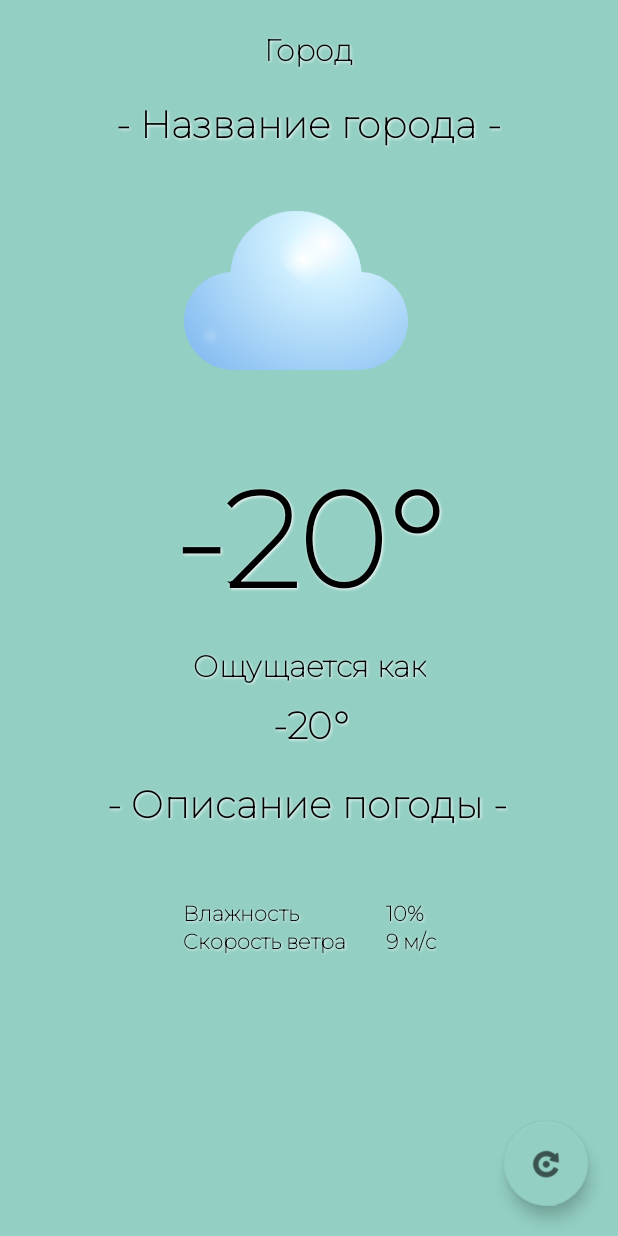
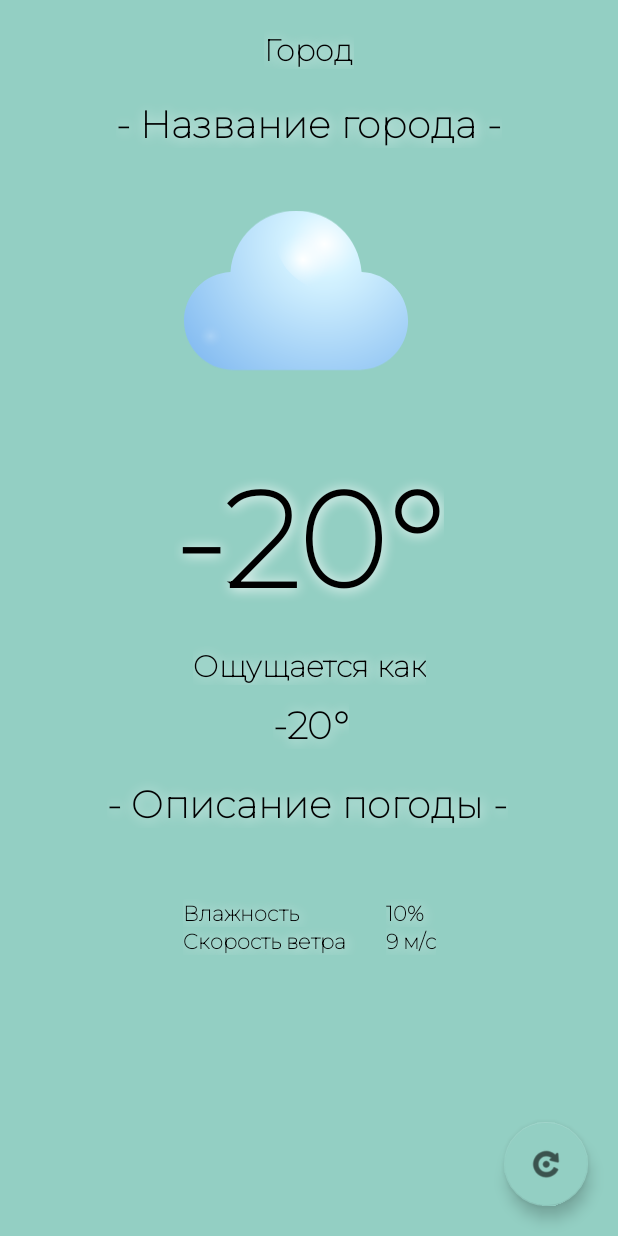
Before and after one commit to vladeamear/android-course, an Android app: the screen it shows after launch (MainActivity), on a phone screen of 412 x 824 dp. Run offline under Robolectric (Android 15) with nearby library versions, the phone set to English and light mode, and no system bars.

```diff
--- a/WeatherApp/app/src/main/java/com/example/weatherapp/MainActivity.kt
+++ b/WeatherApp/app/src/main/java/com/example/weatherapp/MainActivity.kt
@@ -1,6 +1,8 @@
 package com.example.weatherapp
 
 import android.Manifest
+import android.app.Activity
+import android.content.pm.ActivityInfo
 import android.content.pm.PackageManager
 import android.graphics.Color
 import android.graphics.drawable.ColorDrawable
@@ -65,6 +67,7 @@ class MainActivity : AppCompatActivity() {
     override fun onCreate(savedInstanceState: Bundle?) {
         super.onCreate(savedInstanceState)
         setContentView(R.layout.activity_main)
+        setRequestedOrientation(ActivityInfo.SCREEN_ORIENTATION_PORTRAIT)
         fusedLocationProviderClient = LocationServices.getFusedLocationProviderClient(this)
         findViewById<FloatingActionButton>(R.id.update_info).setOnClickListener {
             fetchLocation()
--- a/WeatherApp/app/src/main/res/layout/activity_main.xml
+++ b/WeatherApp/app/src/main/res/layout/activity_main.xml
@@ -37,7 +37,7 @@
         android:shadowColor="?attr/colorOnPrimary"
         android:shadowDx="1"
         android:shadowDy="1"
-        android:shadowRadius="2"
+        android:shadowRadius="10"
         app:layout_constraintEnd_toEndOf="parent"
         app:layout_constraintStart_toStartOf="parent"
         app:layout_constraintTop_toTopOf="parent" />
@@ -55,7 +55,7 @@
         android:shadowColor="?attr/colorOnPrimary"
         android:shadowDx="1"
         android:shadowDy="1"
-        android:shadowRadius="2"
+        android:shadowRadius="10"
         app:layout_constraintEnd_toEndOf="parent"
         app:layout_constraintStart_toStartOf="parent"
         app:layout_constraintTop_toBottomOf="@+id/layout_static_1" />
@@ -73,7 +73,7 @@
         android:shadowColor="?attr/colorOnPrimary"
         android:shadowDx="1"
         android:shadowDy="1"
-        android:shadowRadius="2"
+        android:shadowRadius="10"
         app:layout_constraintEnd_toEndOf="parent"
         app:layout_constraintStart_toStartOf="parent"
         app:layout_constraintTop_toTopOf="parent" />
@@ -91,7 +91,7 @@
         android:shadowColor="?attr/colorOnPrimary"
         android:shadowDx="1"
         android:shadowDy="1"
-        android:shadowRadius="2"
+        android:shadowRadius="10"
         app:layout_constraintEnd_toEndOf="parent"
         app:layout_constraintStart_toStartOf="parent"
         app:layout_constraintTop_toBottomOf="@+id/current_degree" />
@@ -109,7 +109,7 @@
         android:shadowColor="?attr/colorOnPrimary"
         android:shadowDx="1"
         android:shadowDy="1"
-        android:shadowRadius="2"
+        android:shadowRadius="10"
         app:layout_constraintEnd_toEndOf="parent"
         app:layout_constraintHorizontal_bias="0.504"
         app:layout_constraintStart_toStartOf="parent"
@@ -130,7 +130,7 @@
         android:shadowColor="?attr/colorOnPrimary"
         android:shadowDx="1"
         android:shadowDy="1"
-        android:shadowRadius="2"
+        android:shadowRadius="10"
         app:layout_constraintEnd_toEndOf="parent"
         app:layout_constraintStart_toStartOf="parent"
         app:layout_constraintTop_toBottomOf="@+id/current_feel_degree" />
@@ -159,7 +159,7 @@
                 android:shadowColor="?attr/colorOnPrimary"
                 android:shadowDx="1"
                 android:shadowDy="1"
-                android:shadowRadius="2"
+                android:shadowRadius="10"
                 android:textColor="?attr/colorOnSecondary" />
 
             <TextView
@@ -172,7 +172,7 @@
                 android:shadowColor="?attr/colorOnPrimary"
                 android:shadowDx="1"
                 android:shadowDy="1"
-                android:shadowRadius="2"
+                android:shadowRadius="10"
                 android:textColor="?attr/colorOnSecondary" />
         </TableRow>
 
@@ -190,7 +190,7 @@
                 android:shadowColor="?attr/colorOnPrimary"
                 android:shadowDx="1"
                 android:shadowDy="1"
-                android:shadowRadius="2"
+                android:shadowRadius="10"
                 android:textColor="?attr/colorOnSecondary" />
 
             <TextView
@@ -203,7 +203,7 @@
                 android:shadowColor="?attr/colorOnPrimary"
                 android:shadowDx="1"
                 android:shadowDy="1"
-                android:shadowRadius="2"
+                android:shadowRadius="10"
                 android:textColor="?attr/colorOnSecondary" />
         </TableRow>
 
```
